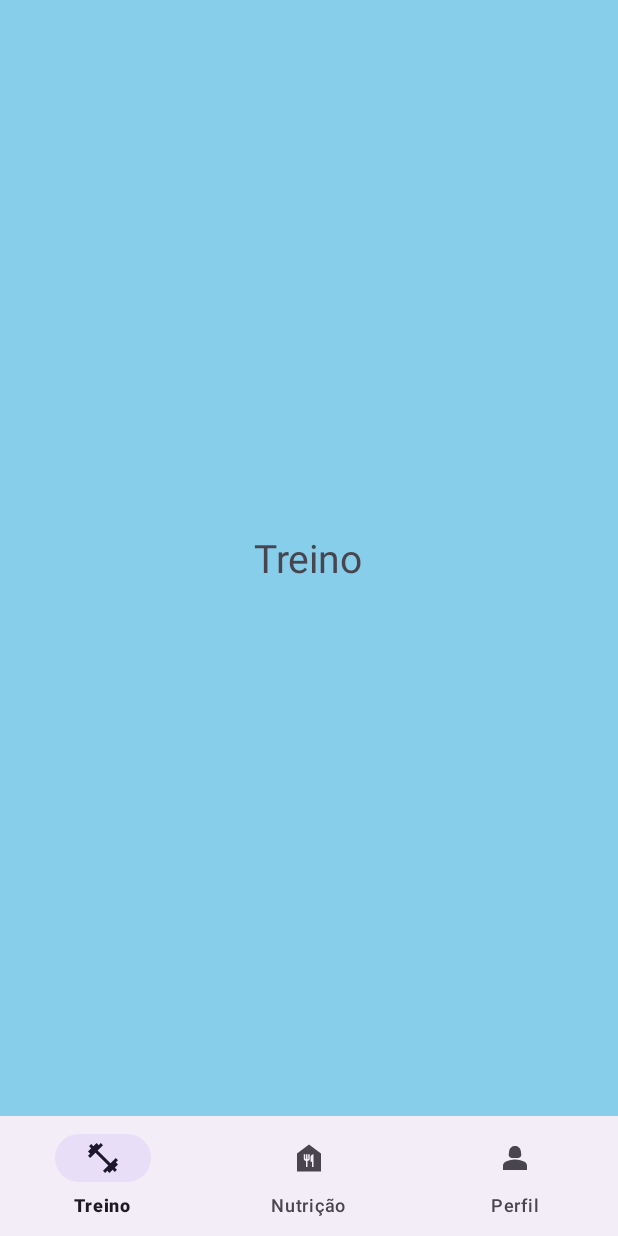
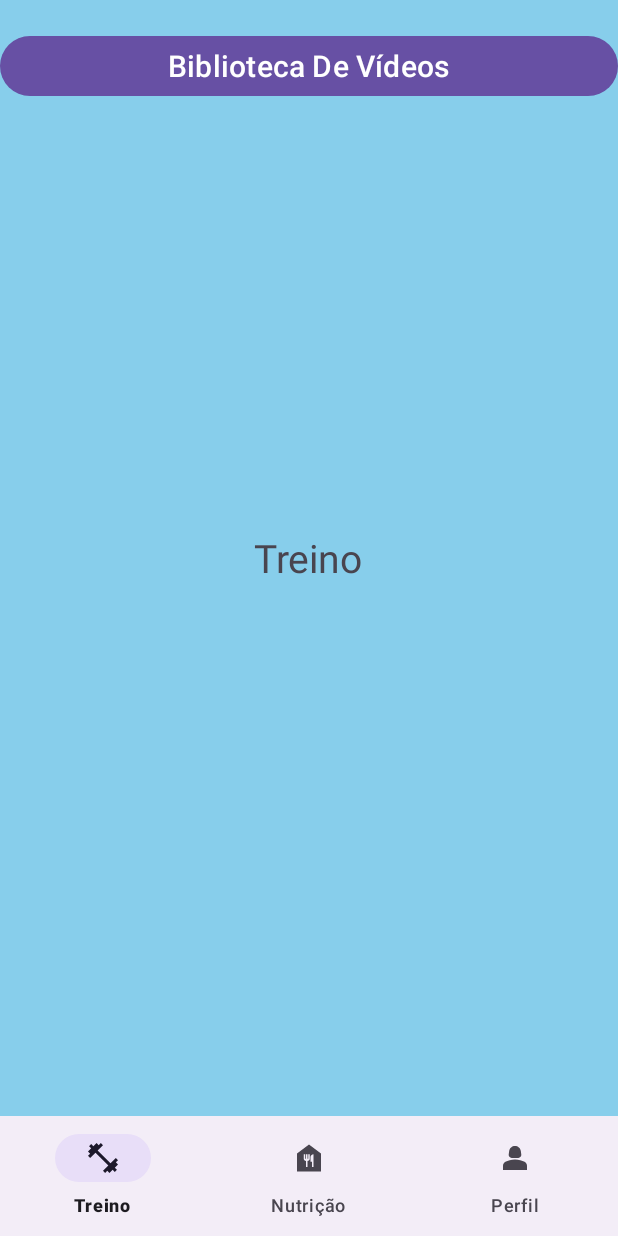
Before and after one commit to TiagoRodriguesMattar/TrainingNutritionApp, an Android app: the TreinoFragment screen opened directly, with no data from a screen before it, on a phone screen of 412 x 824 dp. Run offline under Robolectric (Android 15) with nearby library versions, the phone set to English and light mode, and no system bars.

Commit message:
bottom navigation bar + login inicial + atualização intent fragmento treino

```diff
--- a/app/src/main/AndroidManifest.xml
+++ b/app/src/main/AndroidManifest.xml
@@ -13,6 +13,11 @@
         android:theme="@style/Theme.MyApplication"
         tools:targetApi="31">
         <activity
+            android:name=".ExerciseLibraryActivity"
+            android:exported="false"
+            android:label="@string/title_activity_exercise_library"
+            android:theme="@style/Theme.MyApplication.NoActionBar" />
+        <activity
             android:name=".indexActivity"
             android:exported="false" />
         <activity
--- a/app/src/main/java/com/example/myapplication/TreinoFragment.java
+++ b/app/src/main/java/com/example/myapplication/TreinoFragment.java
@@ -1,12 +1,14 @@
 package com.example.myapplication;
 
+import android.content.Intent;
 import android.os.Bundle;
-
+import androidx.annotation.NonNull;
+import androidx.annotation.Nullable;
 import androidx.fragment.app.Fragment;
-
 import android.view.LayoutInflater;
 import android.view.View;
 import android.view.ViewGroup;
+import android.widget.Button;
 
 /**
  * A simple {@link Fragment} subclass.
@@ -61,4 +63,21 @@ public class TreinoFragment extends Fragment {
         // Inflate the layout for this fragment
         return inflater.inflate(R.layout.fragment_treino, container, false);
     }
+
+    public void exerciseLibraryBtn(View view) {
+        Intent i = new Intent(getActivity(), ExerciseLibraryActivity.class);
+        startActivity(i);
+    }
+
+    public void onViewCreated(View view, Bundle savedInstanceState) {
+        super.onViewCreated(view, savedInstanceState);
+
+        Button exerciseLibraryButton = view.findViewById(R.id.exerciseLibrary);
+        exerciseLibraryButton.setOnClickListener(new View.OnClickListener() {
+            @Override
+            public void onClick(View v) {
+                exerciseLibraryBtn(v);
+            }
+        });
+    }
 }
--- a/app/src/main/res/layout/fragment_treino.xml
+++ b/app/src/main/res/layout/fragment_treino.xml
@@ -13,4 +13,13 @@
         android:textSize="26dp"
         android:layout_gravity="center"/>
 
+    <Button
+        android:id="@+id/exerciseLibrary"
+        android:layout_width="match_parent"
+        android:layout_height="wrap_content"
+        android:layout_marginTop="20dp"
+        android:onClick="exerciseLibraryBtn"
+        android:text="Biblioteca De Vídeos"
+        android:textSize="20dp" />
+
 </FrameLayout>
--- a/app/src/main/res/values/strings.xml
+++ b/app/src/main/res/values/strings.xml
@@ -5,4 +5,7 @@
     <string name="treinoFragment">Treino</string>
     <string name="nutricaoFragment">Nutrição</string>
     <string name="perfilFragment">Perfil</string>
+    <string name="title_activity_exercise_library">ExerciseLibraryActivity</string>
+    <!-- TODO: Remove or change this placeholder text -->
+    <string name="hello_blank_fragment">Hello blank fragment</string>
 </resources>
--- a/app/src/main/res/values/themes.xml
+++ b/app/src/main/res/values/themes.xml
@@ -6,4 +6,13 @@
     </style>
 
     <style name="Theme.MyApplication" parent="Base.Theme.MyApplication" />
+
+    <style name="Theme.MyApplication.NoActionBar">
+        <item name="windowActionBar">false</item>
+        <item name="windowNoTitle">true</item>
+    </style>
+
+    <style name="Theme.MyApplication.AppBarOverlay" parent="ThemeOverlay.AppCompat.Dark.ActionBar" />
+
+    <style name="Theme.MyApplication.PopupOverlay" parent="ThemeOverlay.AppCompat.Light" />
 </resources>
```
